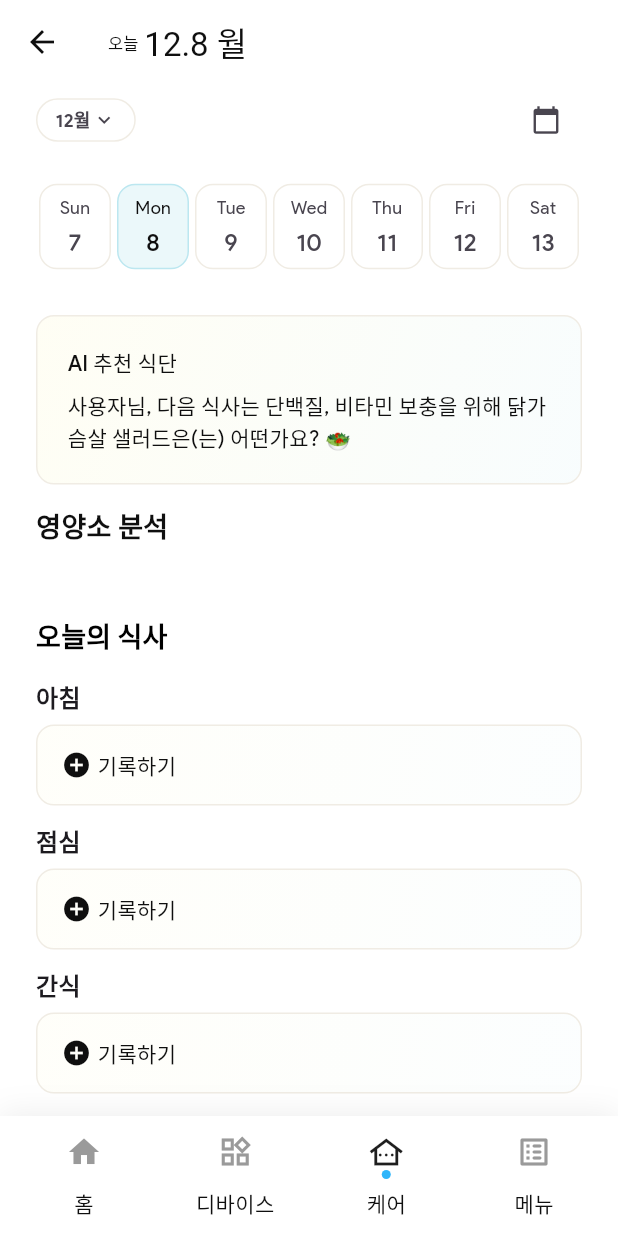
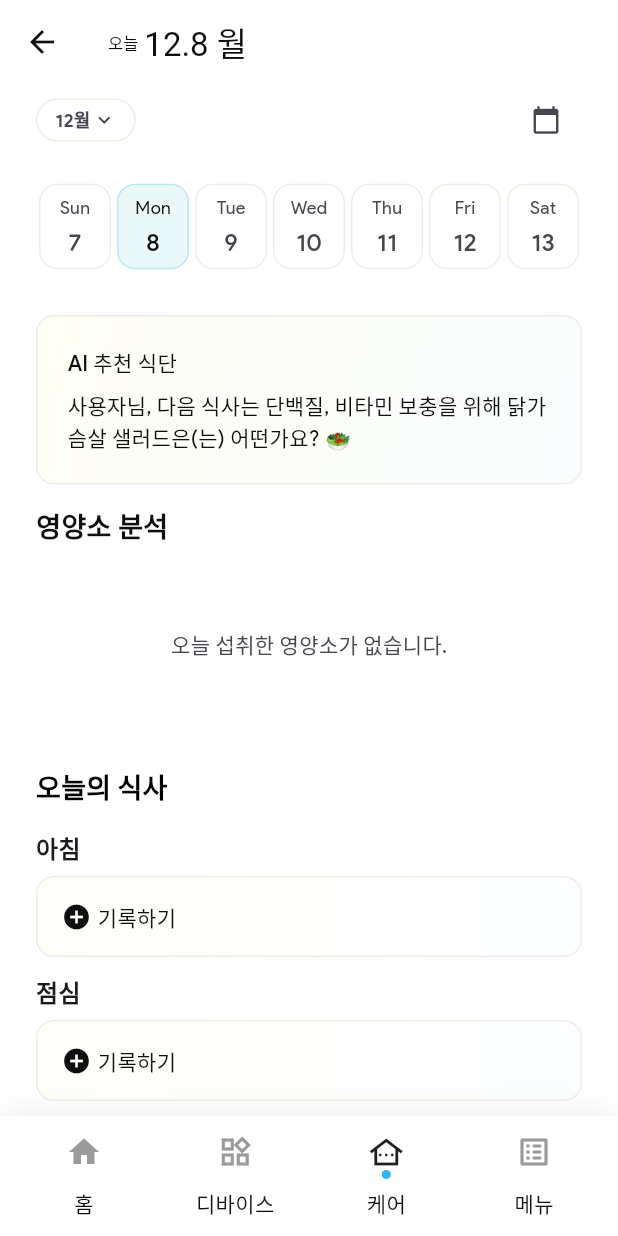
Before and after one commit to Uzzzi-bit/DX_Ontime_Project-, a Flutter app: the ReportScreen screen opened by its route, on a phone screen of 412 x 824 dp. Run offline on Flutter 3.47's test engine with Material 3 defaults, Android fonts, the phone set to English and light mode, and no system bars; drawn by our look-alikes of flutter_bounceable; our stand-ins replace cloud_firestore, firebase_auth, firebase_core, firebase_storage, image_picker, shared_preferences; accounts and stored records are empty; network calls fail.

```diff
--- a/lib/page/report_pages.dart
+++ b/lib/page/report_pages.dart
@@ -1326,7 +1326,7 @@ class _ReportScreenState extends State<ReportScreen> {
                   mainAxisSize: MainAxisSize.min,
                   children: [
                     // 오늘이 아닌 날짜 선택 시 'Today' 버튼 표시
-                    if (!_isToday(_selectedWeekDate))
+                    if (!_isToday(_selectedDate))
                       TextButton(
                         onPressed: _goToToday,
                         style: TextButton.styleFrom(
@@ -1345,7 +1345,7 @@ class _ReportScreenState extends State<ReportScreen> {
                           ),
                         ),
                       ),
-                    if (!_isToday(_selectedWeekDate)) const SizedBox(width: 8),
+                    if (!_isToday(_selectedDate)) const SizedBox(width: 8),
                     // 달력 버튼
                     IconButton(
                       onPressed: _selectDate,
@@ -1507,9 +1507,8 @@ class _ReportScreenState extends State<ReportScreen> {
             ),
             const SizedBox(height: 15),
             // 영양소 분석 슬롯
-            if (_isToday(_selectedWeekDate))
-              // 오늘 날짜인 경우
-              (_hasNutrientData != false)
+            // 선택된 날짜의 데이터를 표시 (오늘인지 여부와 관계없이)
+            (_hasNutrientData != false && _nutrientSlots.isNotEmpty)
                 ? GridView.builder(
                     shrinkWrap: true,
                     physics: const NeverScrollableScrollPhysics(), // 자체 스크롤 비활성화
@@ -1608,25 +1607,11 @@ class _ReportScreenState extends State<ReportScreen> {
                 : Container(
                     width: double.infinity,
                     padding: const EdgeInsets.symmetric(vertical: 40),
-                      child: const Center(
-                        child: Text(
-                          '오늘 섭취한 영양소가 없습니다.',
-                          style: TextStyle(
-                            color: ColorPalette.text200,
-                            fontSize: 14,
-                            fontWeight: FontWeight.w400,
-                          ),
-                        ),
-                      ),
-                    )
-            else
-              // 오늘 날짜가 아닌 경우
-              Container(
-                width: double.infinity,
-                padding: const EdgeInsets.symmetric(vertical: 40),
                     child: Center(
                       child: Text(
-                    '${_selectedWeekDate.month}월 ${_selectedWeekDate.day}일에 섭취한 영양소가 없습니다.',
+                        _isToday(_selectedDate)
+                            ? '오늘 섭취한 영양소가 없습니다.'
+                            : '${_selectedDate.month}월 ${_selectedDate.day}일에 섭취한 영양소가 없습니다.',
                         style: const TextStyle(
                           color: ColorPalette.text200,
                           fontSize: 14,
@@ -1650,9 +1635,8 @@ class _ReportScreenState extends State<ReportScreen> {
             // TODO: [DB] 선택된 날짜에 해당하는 식사 기록을 데이터베이스에서 조회
             // 식사 기록 카드들 (오늘 날짜일 때만 데이터 표시)
             // 예시: final mealRecords = await api.getMealRecords(_selectedWeekDate);
-            ...(_isToday(_selectedWeekDate)
-                    ? _mealRecords
-                    : _mealRecords.map((m) => MealRecord(mealType: m.mealType, hasRecord: false)))
+            // 선택된 날짜의 식사 기록 표시 (오늘인지 여부와 관계없이)
+            ..._mealRecords
                 .map(
                   (meal) => Column(
                     crossAxisAlignment: CrossAxisAlignment.start,
```
Lines whose indentation alone changed are shown as unchanged.
